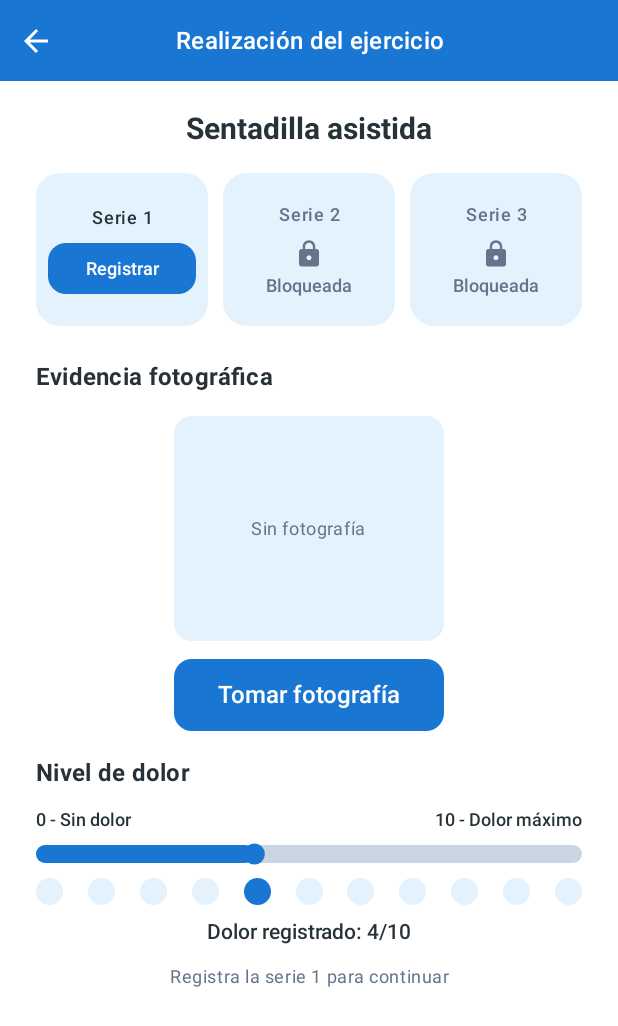
After one commit to yahirhernandez930-tech/RehabTrack, an Android app built with Jetpack Compose: the ExerciseExecutionScreen screen opened through its navigation route, on a phone screen of 412 x 824 dp. The commit adds this screen. Shown: the top 1026 px of the screen. Run offline under Robolectric (Android 15) with nearby library versions, the phone set to English and light mode, and no system bars.

Commit message:
feat: avanzar interfaces y navegación de RehabTrack

```diff
--- a/app/src/main/java/com/rehabtrack/app/navigation/AppNavigation.kt
+++ b/app/src/main/java/com/rehabtrack/app/navigation/AppNavigation.kt
@@ -1,6 +1,5 @@
 package com.rehabtrack.app.navigation
 
-import androidx.compose.material3.Text
 import androidx.compose.runtime.Composable
 import androidx.navigation.compose.NavHost
 import androidx.navigation.compose.composable
@@ -14,6 +13,8 @@ import com.rehabtrack.app.ui.screens.SessionDetailScreen
 import com.rehabtrack.app.ui.screens.ProfileScreen
 import com.rehabtrack.app.ui.screens.ChangeEmailScreen
 import com.rehabtrack.app.ui.screens.ChangePasswordScreen
+import com.rehabtrack.app.ui.screens.ExerciseConfirmationScreen
+import com.rehabtrack.app.ui.screens.ExerciseExecutionScreen
 import com.rehabtrack.app.ui.screens.NextSessionScreen
 import com.rehabtrack.app.ui.screens.SessionConfirmationScreen
 import com.rehabtrack.app.ui.screens.ExerciseInfoScreen
@@ -75,5 +76,24 @@ fun AppNavigation() {
         composable(Routes.ExerciseInfo.route) {
             ExerciseInfoScreen(navController)
         }
+
+        composable(Routes.Exercise.route) {
+            ExerciseExecutionScreen(navController)
+        }
+
+        composable(Routes.ExerciseConfirmation.route) {
+            ExerciseConfirmationScreen(
+                navController = navController,
+                onContinue = {
+                    navController.navigate(Routes.ExerciseInfo.route)
+                },
+                onExit = {
+                    navController.popBackStack(
+                        Routes.NextSession.route,
+                        inclusive = false
+                    )
+                }
+            )
+        }
     }
 }
--- a/app/src/main/java/com/rehabtrack/app/ui/screens/ChangeEmailScreen.kt
+++ b/app/src/main/java/com/rehabtrack/app/ui/screens/ChangeEmailScreen.kt
@@ -1,8 +1,6 @@
-
 package com.rehabtrack.app.ui.screens
 
 import androidx.compose.foundation.background
-import androidx.compose.foundation.layout.Arrangement
 import androidx.compose.foundation.layout.Box
 import androidx.compose.foundation.layout.Column
 import androidx.compose.foundation.layout.Row
--- a/app/src/main/java/com/rehabtrack/app/ui/screens/ChangePasswordScreen.kt
+++ b/app/src/main/java/com/rehabtrack/app/ui/screens/ChangePasswordScreen.kt
@@ -1,9 +1,7 @@
-
 package com.rehabtrack.app.ui.screens
 
 import androidx.compose.foundation.BorderStroke
 import androidx.compose.foundation.background
-import androidx.compose.foundation.layout.Arrangement
 import androidx.compose.foundation.layout.Box
 import androidx.compose.foundation.layout.Column
 import androidx.compose.foundation.layout.Row
--- /dev/null
+++ b/app/src/main/java/com/rehabtrack/app/ui/screens/ExerciseExecutionScreen.kt
@@ -0,0 +1,426 @@
+package com.rehabtrack.app.ui.screens
+
+import androidx.compose.foundation.background
+import androidx.compose.foundation.clickable
+import androidx.compose.foundation.layout.Arrangement
+import androidx.compose.foundation.layout.Box
+import androidx.compose.foundation.layout.Column
+import androidx.compose.foundation.layout.Row
+import androidx.compose.foundation.layout.Spacer
+import androidx.compose.foundation.layout.WindowInsets
+import androidx.compose.foundation.layout.fillMaxSize
+import androidx.compose.foundation.layout.fillMaxWidth
+import androidx.compose.foundation.layout.height
+import androidx.compose.foundation.layout.padding
+import androidx.compose.foundation.layout.size
+import androidx.compose.foundation.layout.statusBars
+import androidx.compose.foundation.layout.width
+import androidx.compose.foundation.layout.windowInsetsPadding
+import androidx.compose.foundation.shape.CircleShape
+import androidx.compose.foundation.shape.RoundedCornerShape
+import androidx.compose.material.icons.Icons
+import androidx.compose.material.icons.automirrored.filled.ArrowBack
+import androidx.compose.material.icons.filled.Lock
+import androidx.compose.material3.Button
+import androidx.compose.material3.ButtonDefaults
+import androidx.compose.material3.Icon
+import androidx.compose.material3.IconButton
+import androidx.compose.material3.MaterialTheme
+import androidx.compose.material3.Scaffold
+import androidx.compose.material3.Text
+import androidx.compose.runtime.Composable
+import androidx.compose.runtime.getValue
+import androidx.compose.runtime.mutableIntStateOf
+import androidx.compose.runtime.mutableStateListOf
+import androidx.compose.runtime.mutableStateOf
+import androidx.compose.runtime.remember
+import androidx.compose.runtime.setValue
+import androidx.compose.ui.Alignment
+import androidx.compose.ui.Modifier
+import androidx.compose.ui.draw.clip
+import androidx.compose.ui.text.font.FontWeight
+import androidx.compose.ui.text.style.TextAlign
+import androidx.compose.ui.unit.dp
+import androidx.navigation.NavController
+import androidx.compose.ui.graphics.Color
+import androidx.compose.foundation.Canvas
+import androidx.compose.foundation.gestures.detectTapGestures
+import androidx.compose.ui.geometry.CornerRadius
+import androidx.compose.ui.geometry.Offset
+import androidx.compose.ui.geometry.Size
+import androidx.compose.ui.input.pointer.pointerInput
+import kotlin.math.roundToInt
+import androidx.compose.foundation.gestures.detectDragGestures
+import com.rehabtrack.app.navigation.Routes
+
+private val RehabBlueLight = Color(0xFFE3F2FD)
+
+@Composable
+fun ExerciseExecutionScreen(navController: NavController) {
+    val colors = MaterialTheme.colorScheme
+
+    var currentSeries by remember { mutableIntStateOf(1) }
+    val completedSeries = remember { mutableStateListOf<Int>() }
+    var painLevel by remember { mutableIntStateOf(4) }
+    var exerciseFinished by remember { mutableStateOf(false) }
+
+    Scaffold(
+        containerColor = colors.background,
+        contentWindowInsets = WindowInsets(0, 0, 0, 0)
+    ) { innerPadding ->
+        Column(
+            modifier = Modifier
+                .fillMaxSize()
+                .padding(innerPadding)
+                .background(colors.background)
+        ) {
+            // Encabezado
+            Row(
+                modifier = Modifier
+                    .fillMaxWidth()
+                    .background(colors.primary)
+                    .windowInsetsPadding(WindowInsets.statusBars)
+                    .height(54.dp),
+                verticalAlignment = Alignment.CenterVertically
+            ) {
+                IconButton(
+                    onClick = { navController.popBackStack() }
+                ) {
+                    Icon(
+                        imageVector = Icons.AutoMirrored.Filled.ArrowBack,
+                        contentDescription = "Regresar",
+                        tint = colors.onPrimary
+                    )
+                }
+
+                Text(
+                    text = "Realización del ejercicio",
+                    modifier = Modifier.weight(1f),
+                    style = MaterialTheme.typography.titleMedium,
+                    color = colors.onPrimary,
+                    fontWeight = FontWeight.SemiBold,
+                    textAlign = TextAlign.Center
+                )
+
+                Spacer(modifier = Modifier.width(48.dp))
+            }
+
+            Column(
+                modifier = Modifier
+                    .fillMaxSize()
+                    .padding(horizontal = 24.dp),
+                horizontalAlignment = Alignment.CenterHorizontally
+            ) {
+                Spacer(modifier = Modifier.height(20.dp))
+
+                Text(
+                    text = "Sentadilla asistida",
+                    style = MaterialTheme.typography.titleLarge,
+                    fontWeight = FontWeight.Bold,
+                    color = colors.onBackground
+                )
+
+                Spacer(modifier = Modifier.height(18.dp))
+
+                // Tarjetas de las tres series
+                Row(
+                    modifier = Modifier.fillMaxWidth(),
+                    horizontalArrangement = Arrangement.spacedBy(10.dp)
+                ) {
+                    for (series in 1..3) {
+                        val isCompleted = series in completedSeries
+                        val isCurrent = series == currentSeries &&
+                                !exerciseFinished && !isCompleted
+                        val isLocked = !isCompleted && !isCurrent
+
+                        Column(
+                            modifier = Modifier
+                                .weight(1f)
+                                .height(102.dp)
+                                .clip(RoundedCornerShape(16.dp))
+                                .background(
+                                    if (isCurrent || isCompleted) {
+                                        RehabBlueLight
+                                    } else {
+                                        colors.surfaceVariant
+                                    }
+                                )
+                                .padding(8.dp),
+                            horizontalAlignment = Alignment.CenterHorizontally,
+                            verticalArrangement = Arrangement.Center
+                        ) {
+                            Text(
+                                text = "Serie $series",
+                                style = MaterialTheme.typography.labelMedium,
+                                fontWeight = FontWeight.Medium,
+                                color = if (isLocked) {
+                                    colors.onSurfaceVariant
+                                } else {
+                                    colors.onBackground
+                                },
+                                textAlign = TextAlign.Center
+                            )
+
+                            Spacer(modifier = Modifier.height(8.dp))
+
+                            when {
+                                isCompleted -> {
+                                    Text(
+                                        text = "Completada",
+                                        style = MaterialTheme.typography.labelSmall,
+                                        color = colors.primary,
+                                        textAlign = TextAlign.Center
+                                    )
+                                }
+
+                                isCurrent -> {
+                                    Button(
+                                        onClick = {
+                                            completedSeries.add(series)
+                                            if (series < 3) {
+                                                currentSeries = series + 1
+                                            }
+                                        },
+                                        modifier = Modifier
+                                            .fillMaxWidth()
+                                            .height(34.dp),
+                                        contentPadding =
+                                            androidx.compose.foundation.layout.PaddingValues(
+                                                horizontal = 4.dp
+                                            ),
+                                        shape = RoundedCornerShape(12.dp),
+                                        colors = ButtonDefaults.buttonColors(
+                                            containerColor = colors.primary
+                                        )
+                                    ) {
+                                        Text(
+                                            text = "Registrar",
+                                            style = MaterialTheme.typography.labelSmall
+                                        )
+                                    }
+                                }
+
+                                else -> {
+                                    Icon(
+                                        imageVector = Icons.Default.Lock,
+                                        contentDescription = "Serie bloqueada",
+                                        modifier = Modifier.size(20.dp),
+                                        tint = colors.onSurfaceVariant
+                                    )
+
+                                    Spacer(modifier = Modifier.height(4.dp))
+
+                                    Text(
+                                        text = "Bloqueada",
+                                        style = MaterialTheme.typography.labelSmall,
+                                        color = colors.onSurfaceVariant
+                                    )
+                                }
+                            }
+                        }
+                    }
+                }
+
+                Spacer(modifier = Modifier.height(22.dp))
+
+                // Evidencia fotográfica
+                Column(modifier = Modifier.fillMaxWidth()) {
+                    Text(
+                        text = "Evidencia fotográfica",
+                        style = MaterialTheme.typography.titleMedium,
+                        fontWeight = FontWeight.Bold,
+                        color = colors.onBackground
+                    )
+
+                    Spacer(modifier = Modifier.height(14.dp))
+
+                    Box(
+                        modifier = Modifier
+                            .align(Alignment.CenterHorizontally)
+                            .size(width = 180.dp, height = 150.dp)
+                            .clip(RoundedCornerShape(12.dp))
+                            .background(colors.surfaceVariant),
+                        contentAlignment = Alignment.Center
+                    ) {
+                        Text(
+                            text = "Sin fotografía",
+                            style = MaterialTheme.typography.bodySmall,
+                            color = colors.onSurfaceVariant
+                        )
+                    }
+
+                    Spacer(modifier = Modifier.height(12.dp))
+
+                    Button(
+                        onClick = {
+                            // Próximo paso: conectar la cámara del teléfono.
+                        },
+                        modifier = Modifier
+                            .align(Alignment.CenterHorizontally)
+                            .width(180.dp)
+                            .height(48.dp),
+                        shape = RoundedCornerShape(12.dp),
+                        colors = ButtonDefaults.buttonColors(
+                            containerColor = colors.primary
+                        )
+                    ) {
+                        Text("Tomar fotografía")
+                    }
+                }
+
+                Spacer(modifier = Modifier.height(16.dp))
+
+                // Nivel de dolor
+                Column(modifier = Modifier.fillMaxWidth()) {
+                    Text(
+                        text = "Nivel de dolor",
+                        style = MaterialTheme.typography.titleMedium,
+                        fontWeight = FontWeight.Bold,
+                        color = colors.onBackground
+                    )
+
+                    Spacer(modifier = Modifier.height(12.dp))
+
+                    Row(
+                        modifier = Modifier.fillMaxWidth(),
+                        horizontalArrangement = Arrangement.SpaceBetween
+                    ) {
+                        Text(
+                            text = "0 - Sin dolor",
+                            style = MaterialTheme.typography.labelSmall,
+                            color = colors.onBackground
+                        )
+
+                        Text(
+                            text = "10 - Dolor máximo",
+                            style = MaterialTheme.typography.labelSmall,
+                            color = colors.onBackground
+                        )
+                    }
+
+                    Canvas(
+                        modifier = Modifier
+                            .fillMaxWidth()
+                            .height(32.dp)
+                            .pointerInput(Unit) {
+                                detectTapGestures { offset ->
+                                    painLevel = (
+                                            (offset.x / size.width) * 10
+                                            ).roundToInt().coerceIn(0, 10)
+                                }
+                            }
+                            .pointerInput(Unit) {
+                                detectDragGestures(
+                                    onDragStart = { offset ->
+                                        painLevel = (
+                                                (offset.x / size.width) * 10
+                                                ).roundToInt().coerceIn(0, 10)
+                                    },
+                                    onDrag = { change, _ ->
+                                        change.consume()
+
+                                        painLevel = (
+                                                (change.position.x / size.width) * 10
+                                                ).roundToInt().coerceIn(0, 10)
+                                    }
+                                )
+                            }
+                    ) {
+                        val centerY = size.height / 2
+                        val trackHeight = 12.dp.toPx()
+                        val thumbRadius = 7.dp.toPx()
+                        val thumbX = size.width * painLevel / 10f
+
+                        drawRoundRect(
+                            color = Color(0xFFCBD5E1),
+                            topLeft = Offset(0f, centerY - trackHeight / 2),
+                            size = Size(size.width, trackHeight),
+                            cornerRadius = CornerRadius(trackHeight / 2)
+                        )
+
+                        drawRoundRect(
+                            color = colors.primary,
+                            topLeft = Offset(0f, centerY - trackHeight / 2),
+                            size = Size(thumbX, trackHeight),
+                            cornerRadius = CornerRadius(trackHeight / 2)
+                        )
+
+                        drawCircle(
+                            color = colors.primary,
+                            radius = thumbRadius,
+                            center = Offset(thumbX, centerY)
+                        )
+                    }
+
+                    // Indicadores numéricos seleccionables
+                    Row(
+                        modifier = Modifier.fillMaxWidth(),
+                        horizontalArrangement = Arrangement.SpaceBetween,
+                        verticalAlignment = Alignment.CenterVertically
+                    ) {
+                        for (level in 0..10) {
+                            Box(
+                                modifier = Modifier
+                                    .size(18.dp)
+                                    .clip(CircleShape)
+                                    .background(
+                                        if (painLevel == level) {
+                                            colors.primary
+                                        } else {
+                                            colors.surfaceVariant
+                                        }
+                                    )
+                                    .clickable {
+                                        painLevel = level
+                                    }
+                            )
+                        }
+                    }
+
+                    Spacer(modifier = Modifier.height(10.dp))
+
+                    Text(
+                        text = "Dolor registrado: $painLevel/10",
+                        modifier = Modifier.fillMaxWidth(),
+                        style = MaterialTheme.typography.bodyMedium,
+                        fontWeight = FontWeight.SemiBold,
+                        color = colors.onBackground,
+                        textAlign = TextAlign.Center
+                    )
+                }
+
+                Spacer(modifier = Modifier.height(14.dp))
+
+                if (exerciseFinished) {
+                    Text(
+                        text = "Ejercicio completado",
+                        color = colors.primary,
+                        fontWeight = FontWeight.Bold
+                    )
+                } else if (completedSeries.size == 3) {
+                    Button(
+                        onClick = {
+                            navController.navigate(Routes.ExerciseConfirmation.route)
+                        },
+                        modifier = Modifier
+                            .fillMaxWidth(0.68f)
+                            .height(48.dp),
+                        shape = RoundedCornerShape(12.dp),
+                        colors = ButtonDefaults.buttonColors(
+                            containerColor = colors.primary
+                        )
+                    ) {
+                        Text("Completar ejercicio")
+                    }
+                } else {
+                    Text(
+                        text = "Registra la serie ${currentSeries} para continuar",
+                        style = MaterialTheme.typography.bodySmall,
+                        color = colors.onSurfaceVariant,
+                        textAlign = TextAlign.Center
+                    )
+                }
+            }
+        }
+    }
+}
--- a/app/src/main/java/com/rehabtrack/app/ui/screens/ExerciseInfoScreen.kt
+++ b/app/src/main/java/com/rehabtrack/app/ui/screens/ExerciseInfoScreen.kt
@@ -1,7 +1,5 @@
-
 package com.rehabtrack.app.ui.screens
 
-import androidx.compose.foundation.BorderStroke
 import androidx.compose.foundation.background
 import androidx.compose.foundation.layout.Arrangement
 import androidx.compose.foundation.layout.Box
@@ -39,6 +37,7 @@ import androidx.compose.ui.text.style.TextAlign
 import androidx.compose.ui.unit.dp
 import androidx.navigation.NavController
 import androidx.compose.ui.graphics.Color
+import com.rehabtrack.app.navigation.Routes
 
 @Composable
 fun ExerciseInfoScreen(navController: NavController) {
@@ -217,7 +216,7 @@ fun ExerciseInfoScreen(navController: NavController) {
 
                 Button(
                     onClick = {
-                        // Se conectará a la pantalla de ejecución.
+                        navController.navigate(Routes.Exercise.route)
                     },
                     modifier = Modifier
                         .align(Alignment.CenterHorizontally)
--- a/app/src/main/java/com/rehabtrack/app/ui/screens/NextSessionScreen.kt
+++ b/app/src/main/java/com/rehabtrack/app/ui/screens/NextSessionScreen.kt
@@ -1,4 +1,3 @@
-
 package com.rehabtrack.app.ui.screens
 
 import androidx.compose.foundation.background
--- a/app/src/main/java/com/rehabtrack/app/ui/screens/ProgressScreen.kt
+++ b/app/src/main/java/com/rehabtrack/app/ui/screens/ProgressScreen.kt
@@ -29,7 +29,6 @@ import androidx.compose.ui.text.style.TextAlign
 import androidx.compose.ui.unit.dp
 import androidx.navigation.NavController
 import androidx.navigation.compose.currentBackStackEntryAsState
-import com.rehabtrack.app.navigation.Routes
 import com.rehabtrack.app.ui.components.PatientBottomBar
 import androidx.compose.foundation.layout.WindowInsets
 import androidx.compose.foundation.layout.statusBars
--- a/app/src/main/java/com/rehabtrack/app/ui/screens/SessionConfirmationScreen.kt
+++ b/app/src/main/java/com/rehabtrack/app/ui/screens/SessionConfirmationScreen.kt
@@ -1,8 +1,6 @@
-
 package com.rehabtrack.app.ui.screens
 
 import androidx.compose.foundation.background
-import androidx.compose.foundation.layout.Arrangement
 import androidx.compose.foundation.layout.Box
 import androidx.compose.foundation.layout.Column
 import androidx.compose.foundation.layout.Row
--- a/app/src/main/java/com/rehabtrack/app/ui/screens/SessionDetailScreen.kt
+++ b/app/src/main/java/com/rehabtrack/app/ui/screens/SessionDetailScreen.kt
@@ -1,6 +1,5 @@
 package com.rehabtrack.app.ui.screens
 
-import androidx.compose.foundation.BorderStroke
 import androidx.compose.foundation.background
 import androidx.compose.foundation.layout.Arrangement
 import androidx.compose.foundation.layout.Box
```
Also changed, not shown: app/src/main/java/com/rehabtrack/app/ui/screens/ExerciseConfirmationScreen.kt (added, +137 -0 lines).
